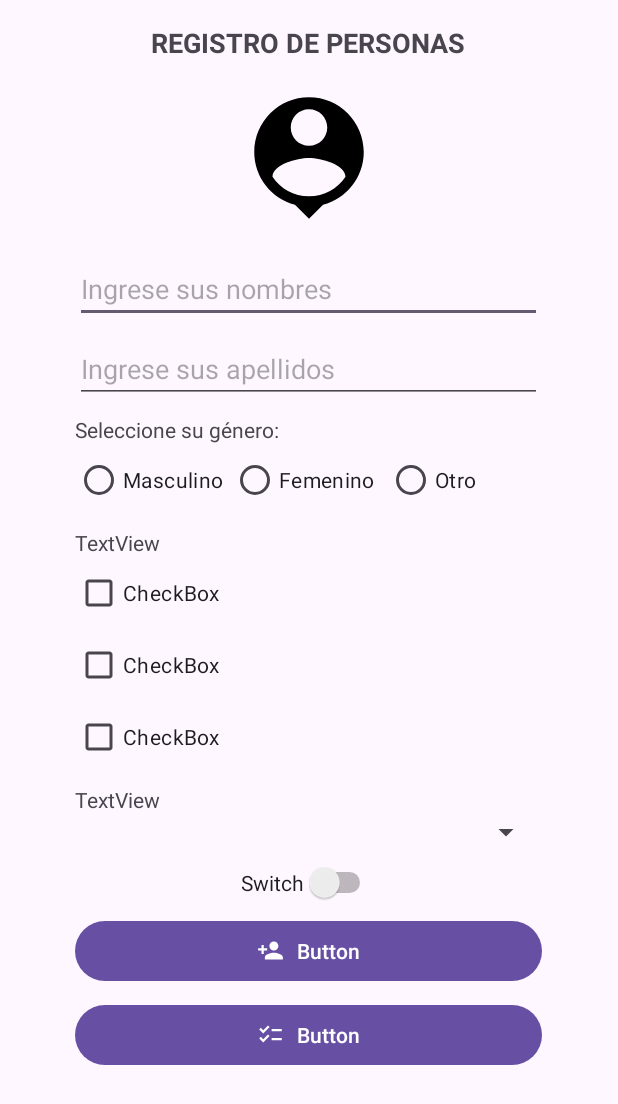
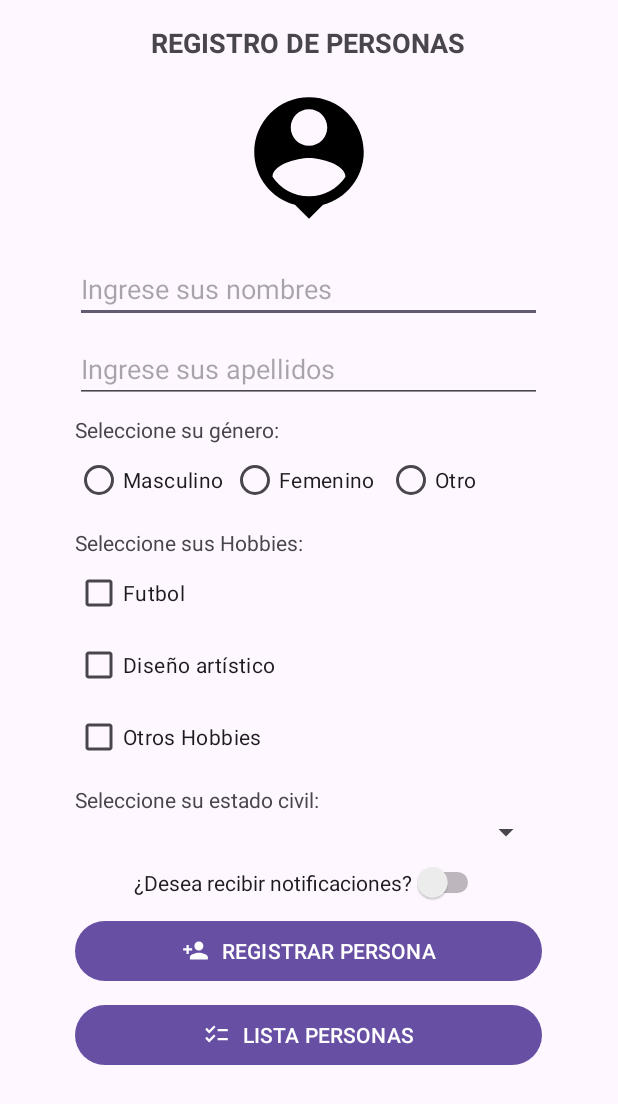
Before and after one commit to Viccho2828/AppComponentes, an Android app: the RegistroActivity screen opened directly, with no data from a screen before it, on a phone screen of 412 x 824 dp. Shown: the top 1104 px of the screen. Run offline under Robolectric (Android 15) with nearby library versions, the phone set to English and light mode, and no system bars.

Commit message:
avance del diseño v2.0

```diff
--- a/app/src/main/res/layout/activity_registro.xml
+++ b/app/src/main/res/layout/activity_registro.xml
@@ -119,7 +119,7 @@
         android:layout_width="wrap_content"
         android:layout_height="wrap_content"
         android:layout_marginTop="8dp"
-        android:text="TextView"
+        android:text="@string/valhobbies"
         app:layout_constraintStart_toStartOf="@+id/guideline2"
         app:layout_constraintTop_toBottomOf="@+id/radioGroup" />
 
@@ -133,22 +133,22 @@
         app:layout_constraintTop_toBottomOf="@+id/textView3">
 
         <CheckBox
-            android:id="@+id/checkBox3"
+            android:id="@+id/cbfutbol"
             android:layout_width="match_parent"
             android:layout_height="wrap_content"
-            android:text="CheckBox" />
+            android:text="@string/valfutbol" />
 
         <CheckBox
-            android:id="@+id/checkBox"
+            android:id="@+id/cbarte"
             android:layout_width="match_parent"
             android:layout_height="wrap_content"
-            android:text="CheckBox" />
+            android:text="@string/valarte" />
 
         <CheckBox
-            android:id="@+id/checkBox2"
+            android:id="@+id/cbotros"
             android:layout_width="match_parent"
             android:layout_height="wrap_content"
-            android:text="CheckBox" />
+            android:text="@string/valotroshobbies" />
     </LinearLayout>
 
     <TextView
@@ -156,12 +156,12 @@
         android:layout_width="wrap_content"
         android:layout_height="wrap_content"
         android:layout_marginTop="8dp"
-        android:text="TextView"
+        android:text="@string/valestadocivil"
         app:layout_constraintStart_toStartOf="@+id/guideline2"
         app:layout_constraintTop_toBottomOf="@+id/linearLayout" />
 
     <Spinner
-        android:id="@+id/spinner"
+        android:id="@+id/spestadocivil"
         android:layout_width="0dp"
         android:layout_height="wrap_content"
         app:layout_constraintEnd_toStartOf="@+id/guideline"
@@ -169,37 +169,37 @@
         app:layout_constraintTop_toBottomOf="@+id/textView4" />
 
     <Switch
-        android:id="@+id/switch1"
+        android:id="@+id/swemail"
         android:layout_width="wrap_content"
         android:layout_height="wrap_content"
         android:layout_marginTop="8dp"
-        android:text="Switch"
+        android:text="@string/valnotificar"
         app:layout_constraintEnd_toStartOf="@+id/guideline"
         app:layout_constraintStart_toStartOf="@+id/guideline2"
-        app:layout_constraintTop_toBottomOf="@+id/spinner" />
+        app:layout_constraintTop_toBottomOf="@+id/spestadocivil" />
 
     <Button
-        android:id="@+id/button"
+        android:id="@+id/btnregistrar"
         android:layout_width="0dp"
         android:layout_height="wrap_content"
         android:layout_marginTop="8dp"
-        android:text="Button"
+        android:text="@string/valregistrar"
         app:icon="@drawable/baseline_person_add_24"
         app:iconGravity="textStart"
         app:layout_constraintEnd_toStartOf="@+id/guideline"
         app:layout_constraintStart_toStartOf="@+id/guideline2"
-        app:layout_constraintTop_toBottomOf="@+id/switch1" />
+        app:layout_constraintTop_toBottomOf="@+id/swemail" />
 
     <Button
-        android:id="@+id/button2"
+        android:id="@+id/btnlistado"
         android:layout_width="0dp"
         android:layout_height="wrap_content"
         android:layout_marginTop="8dp"
-        android:text="Button"
+        android:text="@string/vallistado"
         app:icon="@drawable/baseline_checklist_24"
         app:iconGravity="textStart"
         app:layout_constraintEnd_toStartOf="@+id/guideline"
         app:layout_constraintHorizontal_bias="0.513"
         app:layout_constraintStart_toStartOf="@+id/guideline2"
-        app:layout_constraintTop_toBottomOf="@+id/button" />
+        app:layout_constraintTop_toBottomOf="@+id/btnregistrar" />
 </androidx.constraintlayout.widget.ConstraintLayout>
--- a/app/src/main/res/values/strings.xml
+++ b/app/src/main/res/values/strings.xml
@@ -8,4 +8,12 @@
     <string name="valmasculino">Masculino</string>
     <string name="valfemenino">Femenino</string>
     <string name="valotro">Otro</string>
+    <string name="valhobbies">Seleccione sus Hobbies:</string>
+    <string name="valfutbol">Futbol</string>
+    <string name="valarte">Diseño artístico</string>
+    <string name="valotroshobbies">Otros Hobbies</string>
+    <string name="valestadocivil">Seleccione su estado civil:</string>
+    <string name="valnotificar">¿Desea recibir notificaciones?</string>
+    <string name="valregistrar">REGISTRAR PERSONA</string>
+    <string name="vallistado">LISTA PERSONAS</string>
 </resources>
```
